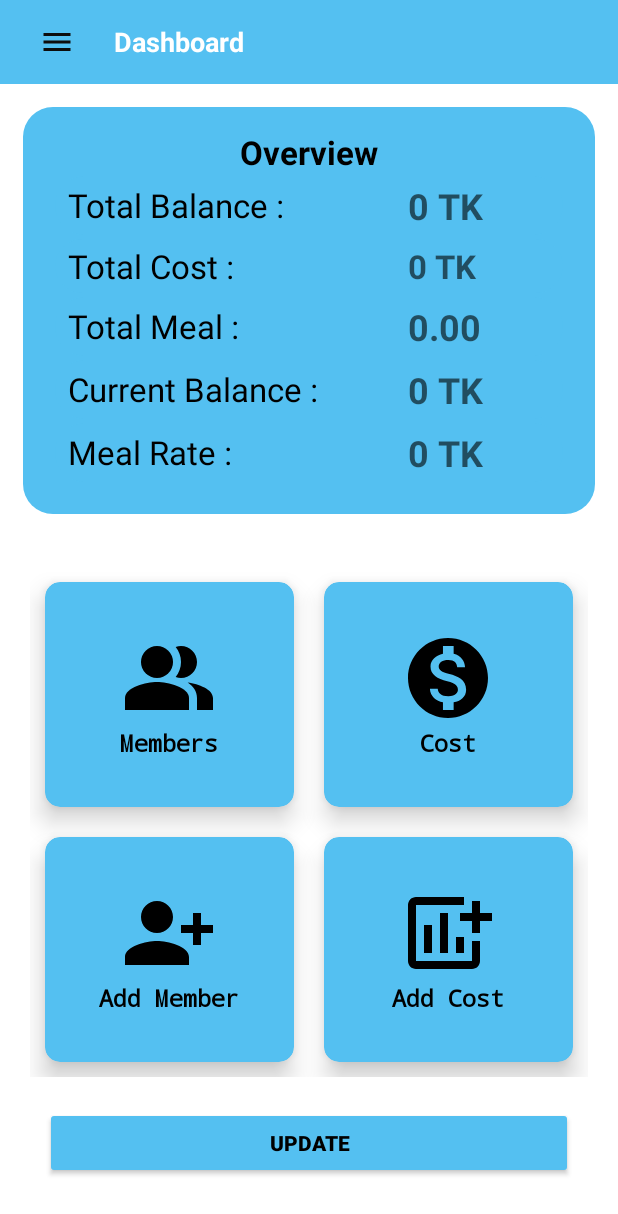
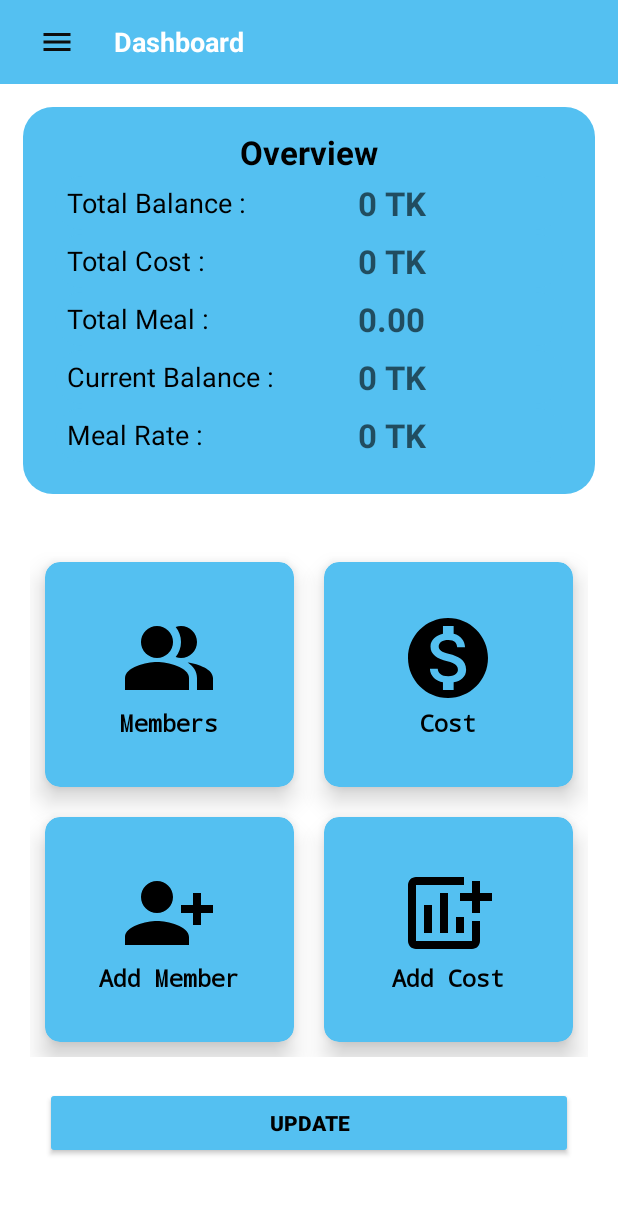
Before and after one commit to sourav600/MessKhata, an Android app: the layout activity_main.xml on its own in the app's theme, with its tools: preview values and no code run, on a phone screen of 412 x 824 dp. Shown: the top 1214 px of the screen. Run offline under Robolectric (Android 15) with nearby library versions, the phone set to English and light mode, and no system bars.

Commit message:
Update member data

```diff
--- a/app/src/main/java/com/example/messbook/Adapter/MemberAdapterClass.java
+++ b/app/src/main/java/com/example/messbook/Adapter/MemberAdapterClass.java
@@ -54,7 +54,6 @@ public class MemberAdapterClass extends RecyclerView.Adapter<MemberAdapterClass.
         holder.Name.setText(memberModel.getName()+"");
         holder.Deposit.setText(memberModel.getMoney()+" TK");
         holder.Meal.setText(memberModel.getMeal()+"");
-
 
         member_db = new Member_DB(context);
         cost_db = new Cost_DB(context);
--- a/app/src/main/res/layout/activity_main.xml
+++ b/app/src/main/res/layout/activity_main.xml
@@ -99,21 +99,21 @@
             android:weightSum="2"
             >
             <TextView
-                android:layout_weight="1.4"
+                android:layout_weight="1.2"
                 android:layout_width="0dp"
                 android:layout_height="wrap_content"
                 android:text=" Total Balance :"
                 android:textColor="@color/black"
-                android:textSize="22sp"
+                android:textSize="18sp"
                 android:gravity="left"
                 android:layout_gravity="center"
                 android:textStyle="normal"/>
             <TextView
                 android:id="@+id/TotalBalanceId"
-                android:layout_weight=".6"
+                android:layout_weight=".8"
                 android:layout_width="0dp"
                 android:layout_height="wrap_content"
-                android:textSize="24sp"
+                android:textSize="22sp"
                 android:hint="0 TK  "
                 android:textColor="@color/black"
                 android:textStyle="bold"
@@ -130,17 +130,17 @@
             android:weightSum="2"
             >
             <TextView
-                android:layout_weight="1.4"
+                android:layout_weight="1.2"
                 android:layout_width="0dp"
                 android:layout_height="wrap_content"
                 android:text=" Total Cost : "
                 android:textColor="@color/black"
                 android:layout_gravity="center"
-                android:textSize="22sp"
+                android:textSize="18sp"
                 android:textStyle="normal"/>
             <TextView
                 android:id="@+id/TotalCostId"
-                android:layout_weight=".6"
+                android:layout_weight=".8"
                 android:layout_width="0dp"
                 android:layout_height="wrap_content"
                 android:textSize="22sp"
@@ -160,20 +160,20 @@
             android:weightSum="2"
             >
             <TextView
-                android:layout_weight="1.4"
+                android:layout_weight="1.2"
                 android:layout_width="0dp"
                 android:layout_height="wrap_content"
                 android:text=" Total Meal : "
                 android:layout_gravity="center"
-                android:textSize="22sp"
+                android:textSize="18sp"
                 android:textColor="@color/black"
                 android:textStyle="normal"/>
             <TextView
                 android:id="@+id/TotalMealId"
-                android:layout_weight=".6"
+                android:layout_weight=".8"
                 android:layout_width="0dp"
                 android:layout_height="wrap_content"
-                android:textSize="24sp"
+                android:textSize="22sp"
                 android:hint="0.00  "
                 android:layout_gravity="center"
                 android:textColor="@color/black"
@@ -190,20 +190,20 @@
             android:weightSum="2"
             >
             <TextView
-                android:layout_weight="1.4"
+                android:layout_weight="1.2"
                 android:layout_width="0dp"
                 android:layout_height="wrap_content"
                 android:text=" Current Balance : "
                 android:layout_gravity="center"
-                android:textSize="22sp"
+                android:textSize="18sp"
                 android:textColor="@color/black"
                 android:textStyle="normal"/>
             <TextView
                 android:id="@+id/RemainingBalanceId"
-                android:layout_weight=".6"
+                android:layout_weight=".8"
                 android:layout_width="0dp"
                 android:layout_height="wrap_content"
-                android:textSize="24sp"
+                android:textSize="22sp"
                 android:textColor="@color/black"
                 android:layout_gravity="center"
                 android:hint="0 TK  "
@@ -221,21 +221,21 @@
             android:weightSum="2"
             >
             <TextView
-                android:layout_weight="1.4"
+                android:layout_weight="1.2"
                 android:layout_width="0dp"
                 android:layout_height="wrap_content"
                 android:text=" Meal Rate : "
                 android:layout_gravity="center"
-                android:textSize="22sp"
+                android:textSize="18sp"
                 android:textColor="@color/black"
                 android:textStyle="normal"/>
             <TextView
                 android:id="@+id/mealRateId"
-                android:layout_weight=".6"
+                android:layout_weight=".8"
                 android:layout_width="0dp"
                 android:layout_gravity="center"
                 android:layout_height="wrap_content"
-                android:textSize="24sp"
+                android:textSize="22sp"
                 android:textColor="@color/black"
                 android:hint="0 TK  "
                 android:gravity="left"
--- a/app/src/main/res/layout/member_dialog.xml
+++ b/app/src/main/res/layout/member_dialog.xml
@@ -51,7 +51,7 @@
                     android:padding="15dp"
                     android:text="o.5"
                     android:textSize="20dp"
-                    android:textColor="#484A48"
+                    android:textColor="@color/black"
                     android:textStyle="bold"
                     android:layout_marginLeft="10dp"
                     android:layout_marginRight="10dp"
--- a/app/src/main/res/menu/navigation_menu.xml
+++ b/app/src/main/res/menu/navigation_menu.xml
@@ -1,10 +1,7 @@
 <?xml version="1.0" encoding="utf-8"?>
 <menu xmlns:android="http://schemas.android.com/apk/res/android">
     <group
-        android:id="@+id/group1"
         android:checkableBehavior="single">
-        <item android:title="Mess Khata">
-            <menu>
 
                 <item
                     android:id="@+id/mHome"
@@ -25,35 +22,17 @@
                     android:id="@+id/nav_M_addId"
                     android:icon="@drawable/ic_baseline_person_add_24"
                     android:title="Add Member" />
+
                 <item
                     android:id="@+id/nav_C_addId"
                     android:icon="@drawable/ic_baseline_add_chart_24"
                     android:title="Add Cost" />
-
-            </menu>
-
-        </item>
+                <item
+                    android:id="@+id/logoutId"
+                    android:icon="@drawable/logout"
+                    android:title="Log out" />
 
     </group>
 
-    <group
-        android:id="@+id/group2"
-        android:checkableBehavior="single">
-        <item android:title="More App">
 
-            <menu>
-                <item
-                    android:id="@+id/shareapp"
-                    android:icon="@drawable/ic_menu"
-                    android:title="Share App" />
-
-                <item
-                    android:id="@+id/Policy"
-                    android:icon="@drawable/ic_menu"
-                    android:title="Policy" />
-            </menu>
-
-        </item>
-
-    </group>
 </menu>
```
Also changed, not shown: app/src/main/java/com/example/messbook/MainActivity.java (+64 -5 lines), app/src/main/java/com/example/messbook/Update_Info.java (+36 -35 lines), app/src/main/res/layout/warning_dialog.xml (added, +53 -0 lines), app/src/main/res/drawable-v24/logout.png (added).
